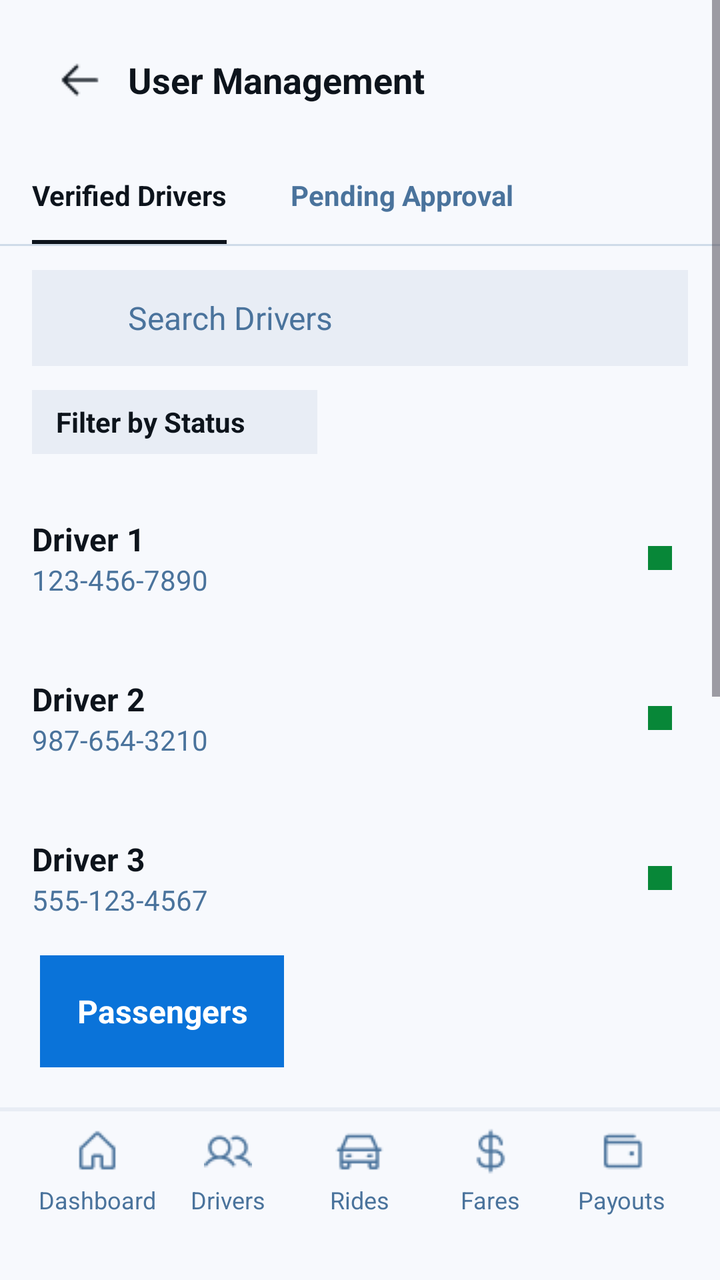
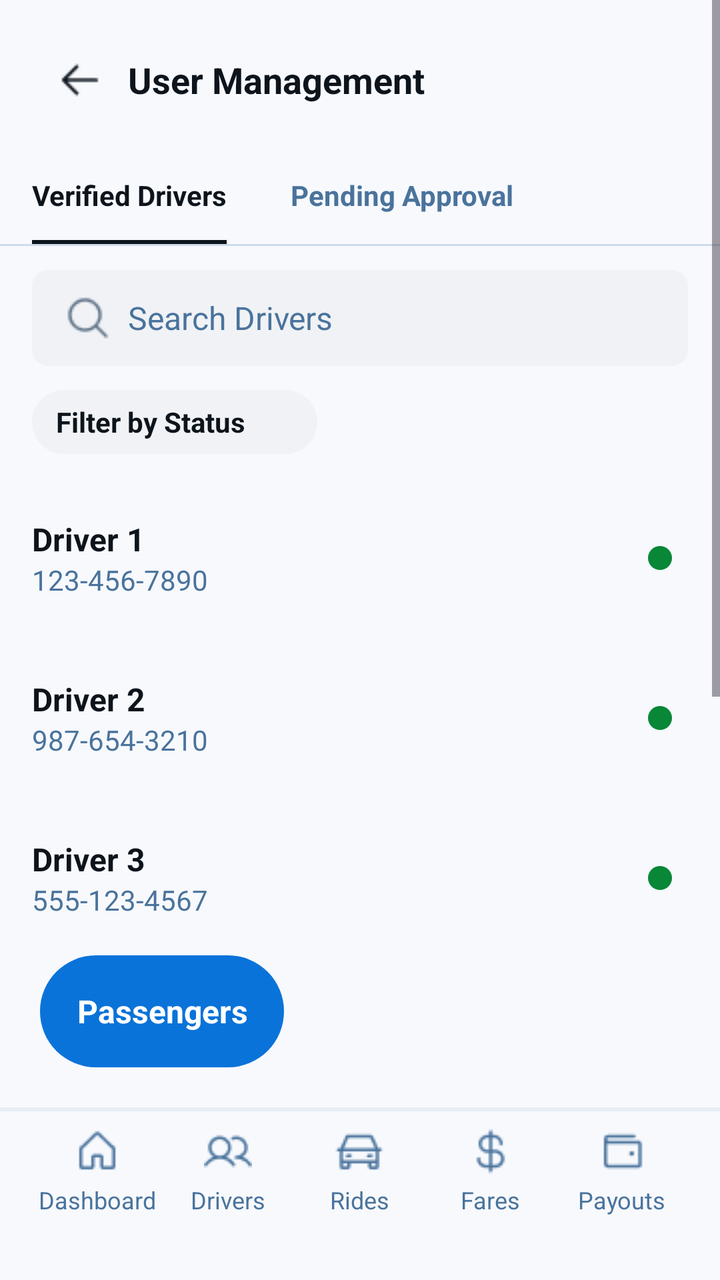

Two renders of the same Android screen: before a commit and after it. Below are the layout's source before the change and the commit's diff.
<!-- AndroidManifest.xml: application theme Theme.Tricycle_app -->
<!-- res/layout/adminusers.xml -->
<?xml version="1.0" encoding="utf-8"?>
<LinearLayout xmlns:android="http://schemas.android.com/apk/res/android"
    android:layout_width="match_parent"
    android:layout_height="match_parent"
    android:orientation="vertical"
    android:background="#F7F9FD">

    <ScrollView
        android:layout_width="match_parent"
        android:layout_height="0dp"
        android:layout_weight="1"
        android:fillViewport="true">

        <LinearLayout
            android:layout_width="match_parent"
            android:layout_height="wrap_content"
            android:orientation="vertical"
            android:paddingBottom="20dp">

            <LinearLayout
                android:layout_width="match_parent"
                android:layout_height="wrap_content"
                android:orientation="horizontal"
                android:gravity="center_vertical"
                android:paddingTop="16dp"
                android:paddingBottom="8dp"
                android:paddingStart="16dp"
                android:paddingEnd="16dp">

                <LinearLayout
                    android:layout_width="48dp"
                    android:layout_height="48dp"
                    android:gravity="center">

                    <View
                        android:layout_width="24dp"
                        android:layout_height="24dp"
                        android:background="@drawable/arrow" />
                </LinearLayout>

                <TextView
                    android:layout_width="wrap_content"
                    android:layout_height="wrap_content"
                    android:text="User Management"
                    android:textSize="18sp"
                    android:textStyle="bold"
                    android:textColor="#0D141C"
                    android:paddingEnd="48dp"/>
            </LinearLayout>

            <LinearLayout
                android:layout_width="match_parent"
                android:layout_height="wrap_content"
                android:orientation="vertical">

                <LinearLayout
                    android:layout_width="match_parent"
                    android:layout_height="wrap_content"
                    android:orientation="horizontal"
                    android:paddingStart="16dp"
                    android:paddingEnd="16dp">

                    <LinearLayout
                        android:layout_width="wrap_content"
                        android:layout_height="wrap_content"
                        android:orientation="vertical"
                        android:layout_marginEnd="32dp">

                        <TextView
                            android:layout_width="wrap_content"
                            android:layout_height="wrap_content"
                            android:text="Verified Drivers"
                            android:textSize="14sp"
                            android:textStyle="bold"
                            android:textColor="#0D141C"
                            android:paddingTop="16dp"
                            android:paddingBottom="13dp"/>

                        <View
                            android:layout_width="match_parent"
                            android:layout_height="2dp"
                            android:background="#0D141C"/>
                    </LinearLayout>

                    <LinearLayout
                        android:layout_width="wrap_content"
                        android:layout_height="wrap_content"
                        android:orientation="vertical">

                        <TextView
                            android:layout_width="wrap_content"
                            android:layout_height="wrap_content"
                            android:text="Pending Approval"
                            android:textSize="14sp"
                            android:textStyle="bold"
                            android:textColor="#4A739C"
                            android:paddingTop="16dp"
                            android:paddingBottom="13dp"/>

                        <View
                            android:layout_width="match_parent"
                            android:layout_height="2dp"
                            android:background="@android:color/transparent"/>
                    </LinearLayout>
                </LinearLayout>

                <View
                    android:layout_width="match_parent"
                    android:layout_height="1dp"
                    android:background="#CFDBE8"/>
            </LinearLayout>

            <LinearLayout
                android:layout_width="match_parent"
                android:layout_height="wrap_content"
                android:paddingStart="16dp"
                android:paddingEnd="16dp"
                android:paddingTop="12dp"
                android:paddingBottom="12dp">

                <LinearLayout
                    android:layout_width="match_parent"
                    android:layout_height="48dp"
                    android:orientation="horizontal"
                    android:gravity="center_vertical"
                    android:background="#E8EDF5"
                    android:paddingStart="16dp">

                    <View
                        android:layout_width="24dp"
                        android:layout_height="24dp"
                        android:background="@android:color/transparent"/>

                    <TextView
                        android:layout_width="wrap_content"
                        android:layout_height="wrap_content"
                        android:text="Search Drivers"
                        android:textSize="16sp"
                        android:textColor="#4A739C"
                        android:layout_marginStart="8dp"/>
                </LinearLayout>
            </LinearLayout>

            <LinearLayout
                android:layout_width="match_parent"
                android:layout_height="wrap_content"
                android:paddingStart="16dp"
                android:paddingBottom="8dp">

                <LinearLayout
                    android:layout_width="wrap_content"
                    android:layout_height="32dp"
                    android:orientation="horizontal"
                    android:gravity="center_vertical"
                    android:background="#E8EDF5"
                    android:paddingStart="12dp"
                    android:paddingEnd="8dp">

                    <TextView
                        android:layout_width="wrap_content"
                        android:layout_height="wrap_content"
                        android:text="Filter by Status"
                        android:textSize="14sp"
                        android:textColor="#0D141C"
                        android:textStyle="bold"/>

                    <View
                        android:layout_width="20dp"
                        android:layout_height="20dp"
                        android:background="@android:color/transparent"
                        android:layout_marginStart="8dp"/>
                </LinearLayout>
            </LinearLayout>

            <LinearLayout
                android:layout_width="match_parent"
                android:layout_height="72dp"
                android:orientation="horizontal"
                android:gravity="center_vertical"
                android:paddingStart="16dp"
                android:paddingEnd="16dp"
                android:layout_marginTop="8dp"
                android:background="#F7F9FD">

                <LinearLayout
                    android:layout_width="0dp"
                    android:layout_weight="1"
                    android:layout_height="wrap_content"
                    android:orientation="vertical">

                    <TextView
                        android:layout_width="wrap_content"
                        android:layout_height="wrap_content"
                        android:text="Driver 1"
                        android:textSize="16sp"
                        android:textStyle="bold"
                        android:textColor="#0D141C"/>

                    <TextView
                        android:layout_width="wrap_content"
                        android:layout_height="wrap_content"
                        android:text="123-456-7890"
                        android:textSize="14sp"
                        android:textColor="#4A739C"/>
                </LinearLayout>

                <LinearLayout
                    android:layout_width="28dp"
                    android:layout_height="match_parent"
                    android:gravity="center">
                    <View
                        android:layout_width="12dp"
                        android:layout_height="12dp"
                        android:background="#088738"/>
                </LinearLayout>
            </LinearLayout>

            <LinearLayout
                android:layout_width="match_parent"
                android:layout_height="72dp"
                android:orientation="horizontal"
                android:gravity="center_vertical"
                android:paddingStart="16dp"
                android:paddingEnd="16dp"
                android:layout_marginTop="8dp"
                android:background="#F7F9FD">

                <LinearLayout
                    android:layout_width="0dp"
                    android:layout_weight="1"
                    android:layout_height="wrap_content"
                    android:orientation="vertical">

                    <TextView
                        android:layout_width="wrap_content"
                        android:layout_height="wrap_content"
                        android:text="Driver 2"
                        android:textSize="16sp"
                        android:textStyle="bold"
                        android:textColor="#0D141C"/>

                    <TextView
                        android:layout_width="wrap_content"
                        android:layout_height="wrap_content"
                        android:text="987-654-3210"
                        android:textSize="14sp"
                        android:textColor="#4A739C"/>
                </LinearLayout>

                <LinearLayout
                    android:layout_width="28dp"
                    android:layout_height="match_parent"
                    android:gravity="center">
                    <View
                        android:layout_width="12dp"
                        android:layout_height="12dp"
                        android:background="#088738"/>
                </LinearLayout>
            </LinearLayout>

            <LinearLayout
                android:layout_width="match_parent"
                android:layout_height="72dp"
                android:orientation="horizontal"
                android:gravity="center_vertical"
                android:paddingStart="16dp"
                android:paddingEnd="16dp"
                android:layout_marginTop="8dp"
                android:background="#F7F9FD">

                <LinearLayout
                    android:layout_width="0dp"
                    android:layout_weight="1"
                    android:layout_height="wrap_content"
                    android:orientation="vertical">

                    <TextView
                        android:layout_width="wrap_content"
                        android:layout_height="wrap_content"
                        android:text="Driver 3"
                        android:textSize="16sp"
                        android:textStyle="bold"
                        android:textColor="#0D141C"/>

                    <TextView
                        android:layout_width="wrap_content"
                        android:layout_height="wrap_content"
                        android:text="555-123-4567"
                        android:textSize="14sp"
                        android:textColor="#4A739C"/>
                </LinearLayout>

                <LinearLayout
                    android:layout_width="28dp"
                    android:layout_height="match_parent"
                    android:gravity="center">
                    <View
                        android:layout_width="12dp"
                        android:layout_height="12dp"
                        android:background="#088738"/>
                </LinearLayout>
            </LinearLayout>

            <LinearLayout
                android:layout_width="match_parent"
                android:layout_height="72dp"
                android:orientation="horizontal"
                android:gravity="center_vertical"
                android:paddingStart="16dp"
                android:paddingEnd="16dp"
                android:layout_marginTop="8dp"
                android:background="#F7F9FD">

                <LinearLayout
                    android:layout_width="0dp"
                    android:layout_weight="1"
                    android:layout_height="wrap_content"
                    android:orientation="vertical">

                    <TextView
                        android:layout_width="wrap_content"
                        android:layout_height="wrap_content"
                        android:text="Driver 4"
                        android:textSize="16sp"
                        android:textStyle="bold"
                        android:textColor="#0D141C"/>

                    <TextView
                        android:layout_width="wrap_content"
                        android:layout_height="wrap_content"
                        android:text="111-222-3333"
                        android:textSize="14sp"
                        android:textColor="#4A739C"/>
                </LinearLayout>

                <LinearLayout
                    android:layout_width="28dp"
                    android:layout_height="match_parent"
                    android:gravity="center">
                    <View
                        android:layout_width="12dp"
                        android:layout_height="12dp"
                        android:background="#088738"/>
                </LinearLayout>
            </LinearLayout>

            <LinearLayout
                android:layout_width="match_parent"
                android:layout_height="72dp"
                android:orientation="horizontal"
                android:gravity="center_vertical"
                android:paddingStart="16dp"
                android:paddingEnd="16dp"
                android:layout_marginTop="8dp"
                android:background="#F7F9FD">

                <LinearLayout
                    android:layout_width="0dp"
                    android:layout_weight="1"
                    android:layout_height="wrap_content"
                    android:orientation="vertical">

                    <TextView
                        android:layout_width="wrap_content"
                        android:layout_height="wrap_content"
                        android:text="Driver 5"
                        android:textSize="16sp"
                        android:textStyle="bold"
                        android:textColor="#0D141C"/>

                    <TextView
                        android:layout_width="wrap_content"
                        android:layout_height="wrap_content"
                        android:text="444-555-6666"
                        android:textSize="14sp"
                        android:textColor="#4A739C"/>
                </LinearLayout>

                <LinearLayout
                    android:layout_width="28dp"
                    android:layout_height="match_parent"
                    android:gravity="center">
                    <View
                        android:layout_width="12dp"
                        android:layout_height="12dp"
                        android:background="#088738"/>
                </LinearLayout>
            </LinearLayout>

        </LinearLayout>
    </ScrollView>

    <LinearLayout
        android:layout_width="match_parent"
        android:layout_height="wrap_content"
        android:orientation="vertical">

        <LinearLayout
            android:layout_width="match_parent"
            android:layout_height="wrap_content"
            android:gravity="start"
            android:paddingStart="20dp"
            android:paddingBottom="20dp">

            <TextView
                android:layout_width="122dp"
                android:layout_height="56dp"
                android:background="#0A73D9"
                android:text="Passengers"
                android:textColor="#FFFFFF"
                android:textStyle="bold"
                android:textSize="16sp"
                android:gravity="center"
                android:clickable="true"
                android:focusable="true"/>
        </LinearLayout>

        <View
            android:layout_width="match_parent"
            android:layout_height="1dp"
            android:background="#E8EDF5"/>

    </LinearLayout>

    <include layout="@layout/adminnavbar" />

</LinearLayout>
<!-- res/layout/adminnavbar.xml (included above) -->
<?xml version="1.0" encoding="utf-8"?>
<LinearLayout xmlns:android="http://schemas.android.com/apk/res/android"
    android:layout_width="match_parent"
    android:layout_height="wrap_content"
    android:orientation="vertical">

    <View
        android:layout_width="match_parent"
        android:layout_height="1dp"
        android:background="#E8EDF5"/>

    <LinearLayout
        android:layout_width="match_parent"
        android:layout_height="wrap_content"
        android:orientation="horizontal"
        android:background="#F7F9FD"
        android:paddingTop="8dp"
        android:paddingBottom="12dp"
        android:paddingStart="16dp"
        android:paddingEnd="16dp">

        <LinearLayout
            android:layout_width="0dp"
            android:layout_height="wrap_content"
            android:layout_weight="1"
            android:orientation="vertical"
            android:gravity="center">

            <View
                android:layout_width="24dp"
                android:layout_height="24dp"
                android:background="@drawable/home" />

            <TextView
                android:layout_width="wrap_content"
                android:layout_height="wrap_content"
                android:text="Dashboard"
                android:textSize="12sp"
                android:textColor="#4A739C"
                android:layout_marginTop="4dp"/>
        </LinearLayout>

        <LinearLayout
            android:layout_width="0dp"
            android:layout_height="wrap_content"
            android:layout_weight="1"
            android:orientation="vertical"
            android:gravity="center">

            <View
                android:layout_width="24dp"
                android:layout_height="24dp"
                android:background="@drawable/users" />

            <TextView
                android:layout_width="wrap_content"
                android:layout_height="wrap_content"
                android:text="Drivers"
                android:textSize="12sp"
                android:textColor="#4A739C"
                android:layout_marginTop="4dp"/>
        </LinearLayout>

        <LinearLayout
            android:layout_width="0dp"
            android:layout_height="wrap_content"
            android:layout_weight="1"
            android:orientation="vertical"
            android:gravity="center">

            <View
                android:layout_width="24dp"
                android:layout_height="24dp"
                android:background="@drawable/ride" />

            <TextView
                android:layout_width="wrap_content"
                android:layout_height="wrap_content"
                android:text="Rides"
                android:textSize="12sp"
                android:textColor="#4A739C"
                android:layout_marginTop="4dp"/>
        </LinearLayout>

        <LinearLayout
            android:layout_width="0dp"
            android:layout_height="wrap_content"
            android:layout_weight="1"
            android:orientation="vertical"
            android:gravity="center">

            <View
                android:layout_width="24dp"
                android:layout_height="24dp"
                android:background="@drawable/money" />

            <TextView
                android:layout_width="wrap_content"
                android:layout_height="wrap_content"
                android:text="Fares"
                android:textSize="12sp"
                android:textColor="#4A739C"
                android:layout_marginTop="4dp"/>
        </LinearLayout>

        <LinearLayout
            android:layout_width="0dp"
            android:layout_height="wrap_content"
            android:layout_weight="1"
            android:orientation="vertical"
            android:gravity="center">

            <View
                android:layout_width="24dp"
                android:layout_height="24dp"
                android:background="@drawable/payout" />

            <TextView
                android:layout_width="wrap_content"
                android:layout_height="wrap_content"
                android:text="Payouts"
                android:textSize="12sp"
                android:textColor="#4A739C"
                android:layout_marginTop="4dp"/>
        </LinearLayout>

    </LinearLayout>

    <View
        android:layout_width="match_parent"
        android:layout_height="20dp"
        android:background="#F7F9FD"/>

</LinearLayout>
<!-- resources referenced by this layout -->
<resources>
  <!-- drawable arrow: png bitmap (drawable, 284 bytes) -->
  <!-- drawable home: png bitmap (drawable, 468 bytes) -->
  <!-- drawable money: png bitmap (drawable, 640 bytes) -->
  <!-- drawable payout: png bitmap (drawable, 415 bytes) -->
  <!-- drawable ride: png bitmap (drawable, 550 bytes) -->
  <!-- drawable users: png bitmap (drawable, 770 bytes) -->
  <style name="Theme.Tricycle_app" parent="Base.Theme.Tricycle_app" />
  <style name="Base.Theme.Tricycle_app" parent="Theme.Material3.DayNight.NoActionBar">
          
          
      </style>
</resources>

<!-- the commit's change to res/layout/adminusers.xml (unified diff, before → after) -->
@@ -28,9 +28,12 @@
                 android:paddingEnd="16dp">
 
                 <LinearLayout
+                    android:id="@+id/btnBack"
                     android:layout_width="48dp"
                     android:layout_height="48dp"
-                    android:gravity="center">
+                    android:gravity="center"
+                    android:clickable="true"
+                    android:focusable="true">
 
                     <View
                         android:layout_width="24dp"
@@ -123,13 +126,13 @@
                     android:layout_height="48dp"
                     android:orientation="horizontal"
                     android:gravity="center_vertical"
-                    android:background="#E8EDF5"
+                    android:background="@drawable/bg_rounded_light_grey"
                     android:paddingStart="16dp">
 
                     <View
                         android:layout_width="24dp"
                         android:layout_height="24dp"
-                        android:background="@android:color/transparent"/>
+                        android:background="@drawable/magni" />
 
                     <TextView
                         android:layout_width="wrap_content"
@@ -152,7 +155,7 @@
                     android:layout_height="32dp"
                     android:orientation="horizontal"
                     android:gravity="center_vertical"
-                    android:background="#E8EDF5"
+                    android:background="@drawable/bg_pill_grey"
                     android:paddingStart="12dp"
                     android:paddingEnd="8dp">
 
@@ -211,7 +214,7 @@
                     <View
                         android:layout_width="12dp"
                         android:layout_height="12dp"
-                        android:background="#088738"/>
+                        android:background="@drawable/bg_circle_green"/>
                 </LinearLayout>
             </LinearLayout>
 
@@ -254,7 +257,7 @@
                     <View
                         android:layout_width="12dp"
                         android:layout_height="12dp"
-                        android:background="#088738"/>
+                        android:background="@drawable/bg_circle_green"/>
                 </LinearLayout>
             </LinearLayout>
 
@@ -297,7 +300,7 @@
                     <View
                         android:layout_width="12dp"
                         android:layout_height="12dp"
-                        android:background="#088738"/>
+                        android:background="@drawable/bg_circle_green"/>
                 </LinearLayout>
             </LinearLayout>
 
@@ -340,7 +343,7 @@
                     <View
                         android:layout_width="12dp"
                         android:layout_height="12dp"
-                        android:background="#088738"/>
+                        android:background="@drawable/bg_circle_green"/>
                 </LinearLayout>
             </LinearLayout>
 
@@ -383,7 +386,7 @@
                     <View
                         android:layout_width="12dp"
                         android:layout_height="12dp"
-                        android:background="#088738"/>
+                        android:background="@drawable/bg_circle_green"/>
                 </LinearLayout>
             </LinearLayout>
 
@@ -403,9 +406,10 @@
             android:paddingBottom="20dp">
 
             <TextView
+                android:id="@+id/btnPassengers"
                 android:layout_width="122dp"
                 android:layout_height="56dp"
-                android:background="#0A73D9"
+                android:background="@drawable/bg_pill_blue"
                 android:text="Passengers"
                 android:textColor="#FFFFFF"
                 android:textStyle="bold"
<!-- resource entries referenced after the edit -->
@@ -1,7 +1,33 @@
 <!-- resources referenced by this layout -->
 <resources>
   <!-- drawable arrow: png bitmap (drawable, 284 bytes) -->
+  <!-- drawable bg_circle_green (drawable) -->
+  <?xml version="1.0" encoding="utf-8"?>
+  <shape xmlns:android="http://schemas.android.com/apk/res/android"
+      android:shape="oval">
+      <solid android:color="#088738"/>
+      <size android:width="12dp" android:height="12dp"/>
+  </shape>
+  <!-- drawable bg_pill_blue (drawable) -->
+  <?xml version="1.0" encoding="utf-8"?>
+  <shape xmlns:android="http://schemas.android.com/apk/res/android"
+      android:shape="rectangle">
+      <solid android:color="#0A73D9" /> <corners android:radius="100dp" /> </shape>
+  <!-- drawable bg_pill_grey (drawable) -->
+  <?xml version="1.0" encoding="utf-8"?>
+  <shape xmlns:android="http://schemas.android.com/apk/res/android"
+      android:shape="rectangle">
+      <solid android:color="#F0F2F5" /> <corners android:radius="100dp" />
+  </shape>
+  <!-- drawable bg_rounded_light_grey (drawable) -->
+  <?xml version="1.0" encoding="utf-8"?>
+  <shape xmlns:android="http://schemas.android.com/apk/res/android"
+      android:shape="rectangle">
+      <solid android:color="#F0F2F5" />
+      <corners android:radius="8dp" />
+  </shape>
   <!-- drawable home: png bitmap (drawable, 468 bytes) -->
+  <!-- drawable magni: png bitmap (drawable, 614 bytes) -->
   <!-- drawable money: png bitmap (drawable, 640 bytes) -->
   <!-- drawable payout: png bitmap (drawable, 415 bytes) -->
   <!-- drawable ride: png bitmap (drawable, 550 bytes) -->
